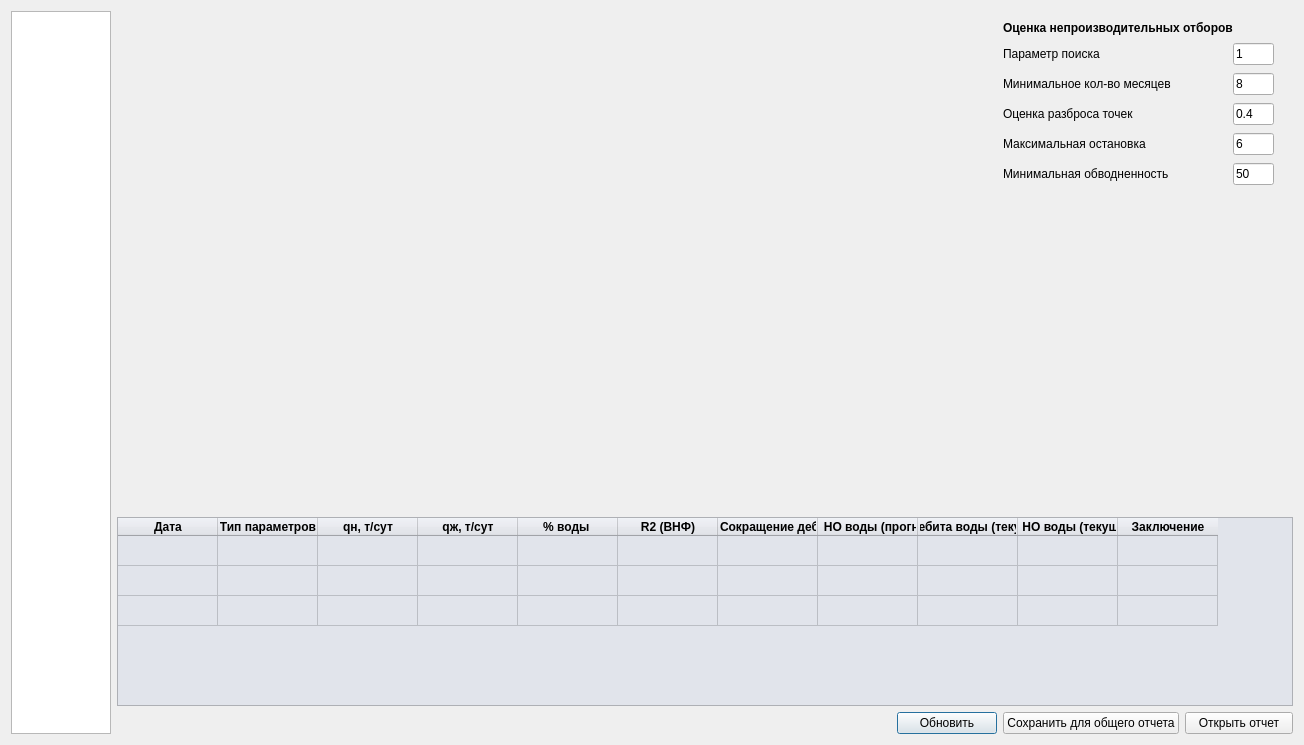
Above: NO.ui from RDrofa/NOIZ before the change. Below: the same form after it.
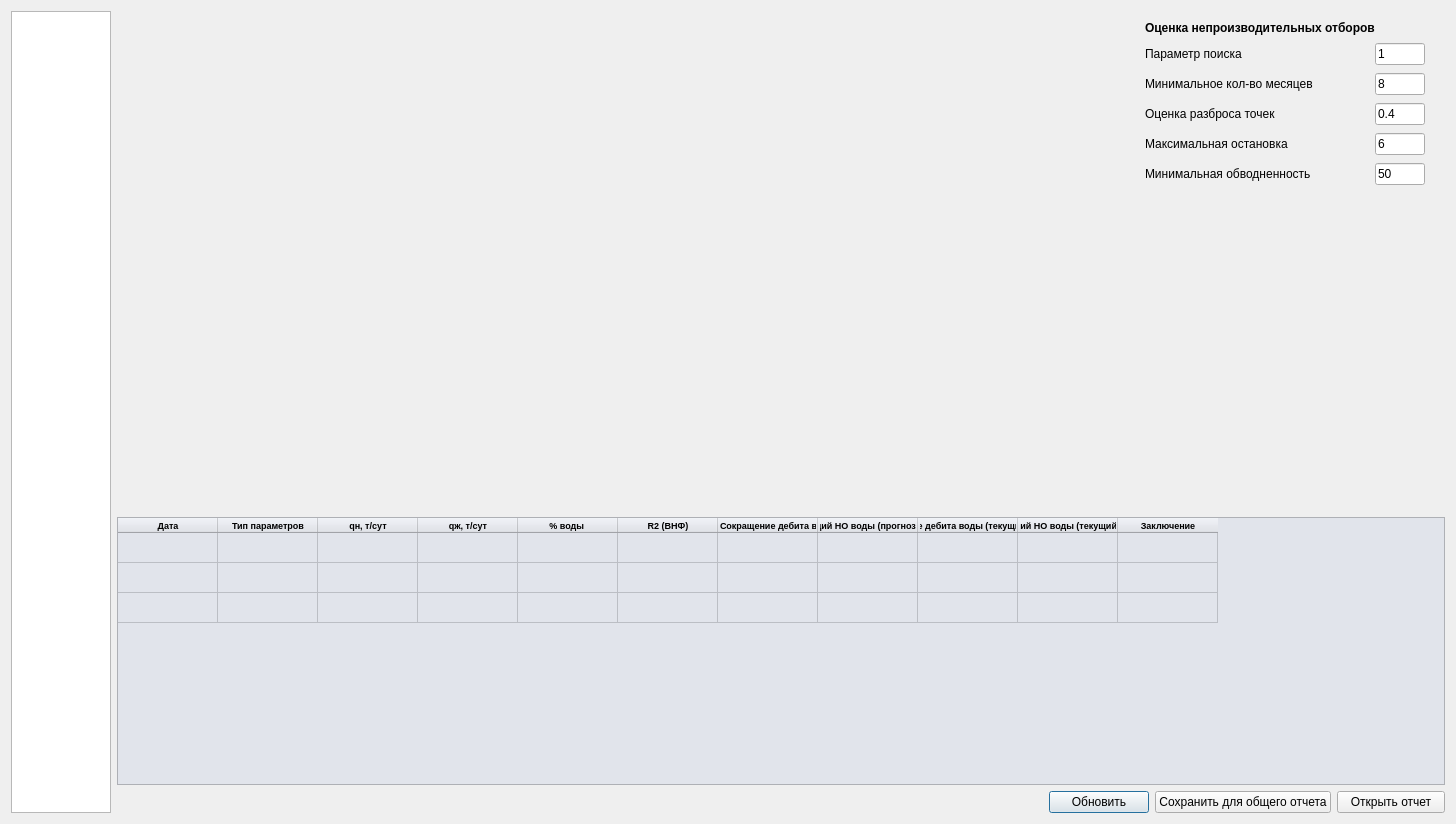
That is the form after the change. Icons and pictures are not drawn. Custom widgets are drawn as their Qt base class.

Patch:
```diff
--- a/NO.ui
+++ b/NO.ui
@@ -6,8 +6,8 @@
    <rect>
     <x>0</x>
     <y>0</y>
-    <width>1304</width>
-    <height>745</height>
+    <width>1456</width>
+    <height>824</height>
    </rect>
   </property>
   <property name="windowTitle">
@@ -78,7 +78,7 @@
            </property>
            <property name="maximumSize">
             <size>
-             <width>200</width>
+             <width>220</width>
              <height>16777215</height>
             </size>
            </property>
@@ -91,9 +91,9 @@
            <widget class="QWidget" name="formLayoutWidget">
             <property name="geometry">
              <rect>
-              <x>10</x>
+              <x>0</x>
               <y>10</y>
-              <width>281</width>
+              <width>301</width>
               <height>311</height>
              </rect>
             </property>
@@ -327,6 +327,7 @@
           </property>
           <property name="font">
            <font>
+            <pointsize>7</pointsize>
             <weight>75</weight>
             <bold>true</bold>
            </font>
@@ -338,6 +339,7 @@
           </property>
           <property name="font">
            <font>
+            <pointsize>7</pointsize>
             <weight>75</weight>
             <bold>true</bold>
            </font>
@@ -349,6 +351,7 @@
           </property>
           <property name="font">
            <font>
+            <pointsize>7</pointsize>
             <weight>75</weight>
             <bold>true</bold>
            </font>
@@ -360,6 +363,7 @@
           </property>
           <property name="font">
            <font>
+            <pointsize>7</pointsize>
             <weight>75</weight>
             <bold>true</bold>
            </font>
@@ -371,6 +375,7 @@
           </property>
           <property name="font">
            <font>
+            <pointsize>7</pointsize>
             <weight>75</weight>
             <bold>true</bold>
            </font>
@@ -382,6 +387,7 @@
           </property>
           <property name="font">
            <font>
+            <pointsize>7</pointsize>
             <weight>75</weight>
             <bold>true</bold>
            </font>
@@ -393,6 +399,7 @@
           </property>
           <property name="font">
            <font>
+            <pointsize>7</pointsize>
             <weight>75</weight>
             <bold>true</bold>
            </font>
@@ -407,6 +414,7 @@
           </property>
           <property name="font">
            <font>
+            <pointsize>7</pointsize>
             <weight>75</weight>
             <bold>true</bold>
            </font>
@@ -418,6 +426,7 @@
           </property>
           <property name="font">
            <font>
+            <pointsize>7</pointsize>
             <weight>75</weight>
             <bold>true</bold>
            </font>
@@ -429,6 +438,7 @@
           </property>
           <property name="font">
            <font>
+            <pointsize>7</pointsize>
             <weight>75</weight>
             <bold>true</bold>
            </font>
@@ -440,6 +450,7 @@
           </property>
           <property name="font">
            <font>
+            <pointsize>7</pointsize>
             <weight>75</weight>
             <bold>true</bold>
            </font>
```
